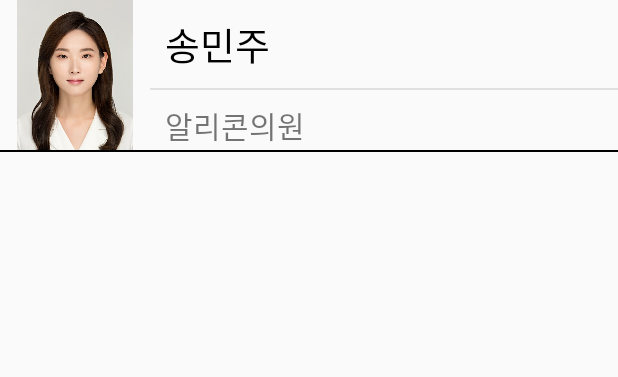
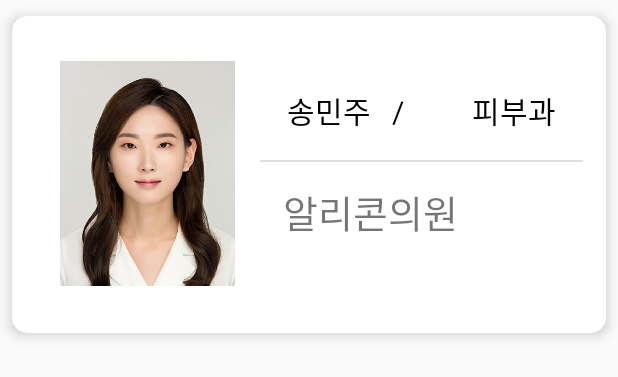
Before and after one commit to sminju98/Alicorn, an Android app: the layout item_doctor.xml on its own in the app's theme, with its tools: preview values and no code run, on a phone screen of 412 x 824 dp. Shown: the top 377 px of the screen. Run offline under Robolectric (Android 15) with nearby library versions, the phone set to English and light mode, and no system bars.

Commit message:
이게 되네

```diff
--- a/app/build.gradle
+++ b/app/build.gradle
@@ -45,7 +45,7 @@ dependencies {
     implementation 'androidx.constraintlayout:constraintlayout:2.0.4'
     implementation platform('com.google.firebase:firebase-bom:26.8.0')
 
-    implementation 'com.google.firebase:firebase-analytics-ktx'
+
     implementation 'com.google.firebase:firebase-auth:20.0.3'
     implementation 'com.google.firebase:firebase-analytics:18.0.2'
     implementation 'com.google.firebase:firebase-firestore:22.1.2'
--- a/app/src/main/java/org/techtown/alicorn/SearchActivity.kt
+++ b/app/src/main/java/org/techtown/alicorn/SearchActivity.kt
@@ -35,8 +35,11 @@ class SearchActivity : AppCompatActivity() {
         }
         binding.searchButton.setOnClickListener {
         }
+        binding.root.setOnClickListener{
+            startActivity(Intent(this,DoctorActivity::class.java))
+        }
+    }
 
-    }
 
 
     inner class SearchAdapter : RecyclerView.Adapter<SearchAdapter.ViewHolder>() {
--- a/app/src/main/res/layout/item_doctor.xml
+++ b/app/src/main/res/layout/item_doctor.xml
@@ -2,34 +2,67 @@
 <RelativeLayout xmlns:android="http://schemas.android.com/apk/res/android"
     android:layout_width="match_parent"
     android:layout_height="wrap_content"
+    xmlns:app="http://schemas.android.com/apk/res-auto"
     android:orientation="vertical">
+
+    <androidx.cardview.widget.CardView
+        android:layout_width="match_parent"
+        android:layout_height="wrap_content"
+        app:cardCornerRadius="10dp"
+        app:cardElevation="5dp"
+        app:cardUseCompatPadding="true"
+        app:layout_constraintEnd_toEndOf="parent"
+        app:layout_constraintStart_toStartOf="parent"
+        app:layout_constraintTop_toTopOf="parent">
+
+        <RelativeLayout
+            android:layout_width="wrap_content"
+            android:layout_height="wrap_content"
+            android:layout_marginVertical="30dp"
+            android:layout_marginRight="15dp"
+            android:layout_marginLeft="15dp">
 
             <TextView
                 android:id="@+id/doctorNameTextView"
+                android:layout_width="wrap_content"
+                android:gravity="left"
+                android:layout_height="wrap_content"
                 android:layout_alignParentTop="true"
-        android:padding="10dp"
-        android:text="송민주"
+                android:layout_toRightOf="@+id/doctorImage"
+                android:padding="18dp"
+                android:text="송민주   /"
                 android:textColor="#000000"
-        android:textSize="25sp"
+                android:textSize="20sp" />
+
+            <TextView
+                android:id="@+id/majorTextView"
                 android:layout_width="match_parent"
                 android:layout_height="wrap_content"
-        android:layout_toRightOf="@+id/doctorImage"/>
+                android:gravity="right"
+                android:layout_alignParentTop="true"
+                android:layout_toRightOf="@+id/doctorNameTextView"
+                android:text="피부과"
+                android:padding="18dp"
+                android:textColor="#000000"
+                android:textSize="20sp" />
+
             <TextView
                 android:id="@+id/clinicNameTextView"
+                android:layout_width="match_parent"
+                android:layout_height="match_parent"
+                android:layout_above="@+id/division2"
+                android:layout_below="@+id/doctorNameTextView"
+                android:layout_toRightOf="@+id/doctorImage"
+                android:padding="15dp"
                 android:text="알리콘의원"
-        android:textSize="20sp"
-        android:padding="10dp"
-        android:layout_width="match_parent"
-        android:layout_height="wrap_content"
-        android:layout_below="@+id/doctorNameTextView"
-        android:layout_toRightOf="@+id/doctorImage"/>
+                android:textSize="25sp" />
 
             <LinearLayout
                 android:id="@+id/division"
                 android:layout_width="match_parent"
                 android:layout_height="1dp"
+                android:layout_below="@+id/doctorNameTextView"
                 android:layout_toRightOf="@+id/doctorImage"
-        android:layout_below="@+id/doctorNameTextView"
                 android:background="@color/colorDivision"
                 android:orientation="horizontal">
 
@@ -37,21 +70,20 @@
 
             <ImageView
                 android:id="@+id/doctorImage"
-        android:src="@drawable/doctor"
+                android:layout_width="150dp"
+                android:layout_height="150dp"
                 android:layout_alignParentLeft="true"
                 android:layout_alignParentTop="true"
-        android:layout_width="100dp"
-        android:layout_height="100dp"/>
+                android:src="@drawable/doctor" />
 
             <LinearLayout
                 android:id="@+id/division2"
-        android:layout_width="match_parent"
+                android:layout_width="wrap_content"
                 android:layout_height="1dp"
                 android:layout_below="@+id/doctorImage"
                 android:background="#000000"
                 android:orientation="horizontal">
-
             </LinearLayout>
-
-
         </RelativeLayout>
+    </androidx.cardview.widget.CardView>
+</RelativeLayout>
```
Lines whose indentation alone changed are shown as unchanged.
